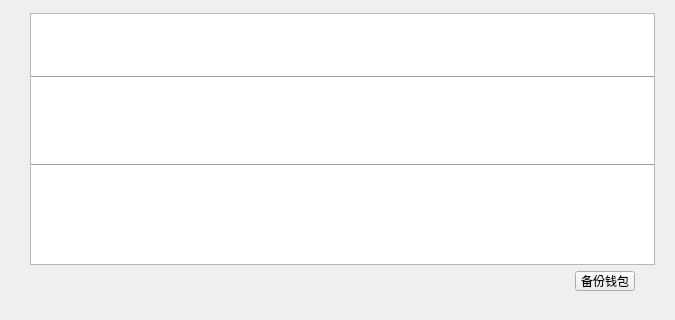
Above: LNKWallet/AccountManagerWidget.ui from HcashOrg/hx-indicator before the change. Below: the same form after it.
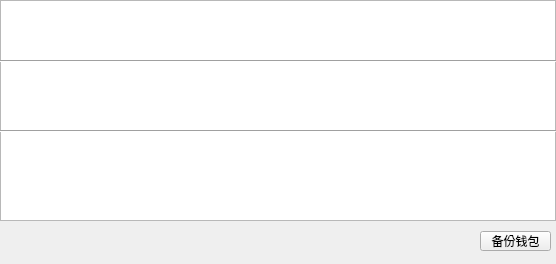
That is the form after the change.

Diff of the .ui file:
```diff
--- a/LNKWallet/AccountManagerWidget.ui
+++ b/LNKWallet/AccountManagerWidget.ui
@@ -6,8 +6,8 @@
    <rect>
     <x>0</x>
     <y>0</y>
-    <width>675</width>
-    <height>320</height>
+    <width>556</width>
+    <height>264</height>
    </rect>
   </property>
   <property name="windowTitle">
@@ -16,10 +16,10 @@
   <widget class="QTableWidget" name="tableWidget">
    <property name="geometry">
     <rect>
-     <x>30</x>
-     <y>13</y>
-     <width>625</width>
-     <height>252</height>
+     <x>0</x>
+     <y>0</y>
+     <width>556</width>
+     <height>221</height>
     </rect>
    </property>
   </widget>
@@ -27,8 +27,8 @@
    <property name="geometry">
     <rect>
      <x>0</x>
-     <y>269</y>
-     <width>670</width>
+     <y>220</y>
+     <width>556</width>
      <height>41</height>
     </rect>
    </property>
@@ -41,9 +41,9 @@
   <widget class="QToolButton" name="toolButton">
    <property name="geometry">
     <rect>
-     <x>575</x>
-     <y>271</y>
-     <width>60</width>
+     <x>480</x>
+     <y>231</y>
+     <width>71</width>
      <height>20</height>
     </rect>
    </property>
@@ -62,9 +62,9 @@
   <widget class="Line" name="line">
    <property name="geometry">
     <rect>
-     <x>30</x>
-     <y>76</y>
-     <width>624</width>
+     <x>0</x>
+     <y>60</y>
+     <width>556</width>
      <height>2</height>
     </rect>
    </property>
@@ -78,9 +78,9 @@
   <widget class="Line" name="line_2">
    <property name="geometry">
     <rect>
-     <x>30</x>
-     <y>164</y>
-     <width>624</width>
+     <x>0</x>
+     <y>130</y>
+     <width>556</width>
      <height>2</height>
     </rect>
    </property>
```
